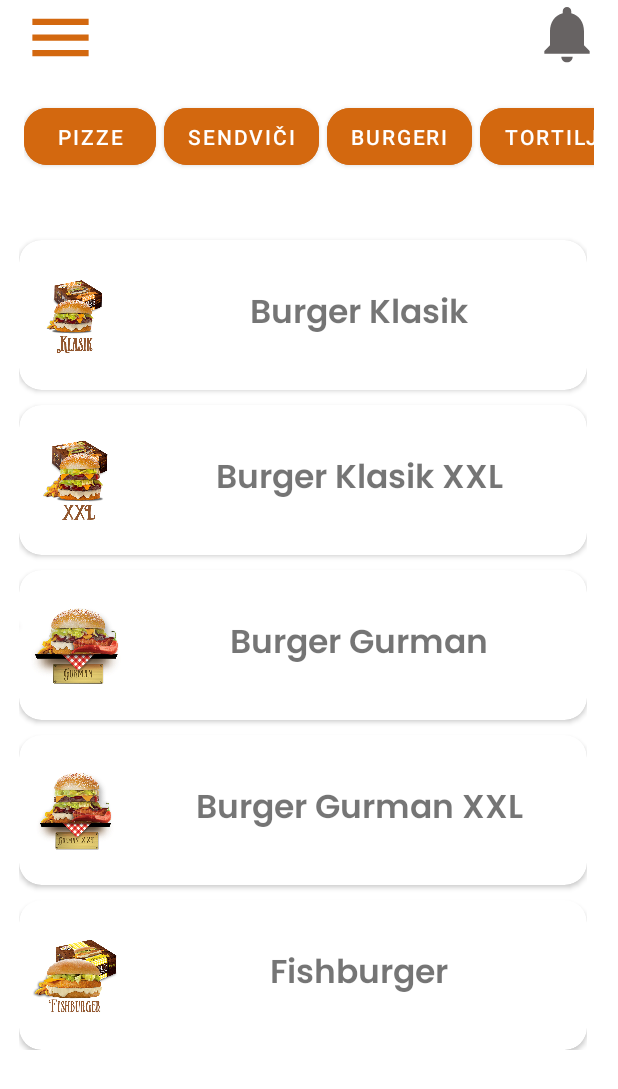
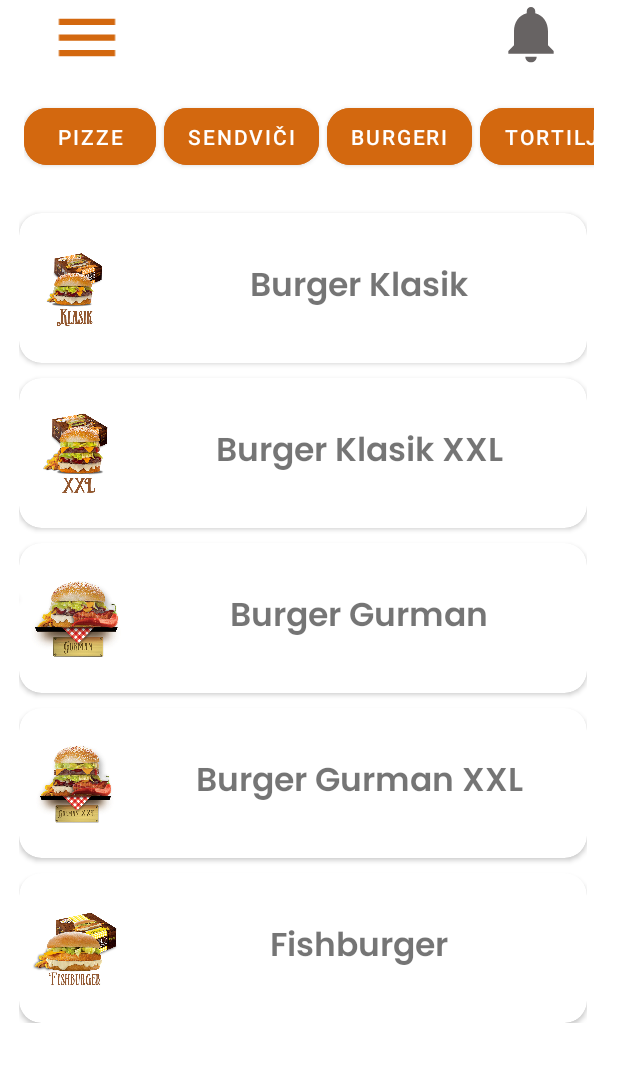
Before and after one commit to kumulonimbus91/Cest_la_vie, an Android app: the MainActivity screen opened directly, with no data from a screen before it, after a tap on "BURGERI", on a phone screen of 412 x 824 dp. Shown: the top 1089 px of the screen. Run offline under Robolectric (Android 15) with nearby library versions, the phone set to English and light mode, and no system bars; our stand-ins replace Dagger/Hilt's generated code, Room's generated code, data binding, navigation-ui.

Commit message:
custom animation

```diff
--- a/app/src/main/res/layout/activity_main.xml
+++ b/app/src/main/res/layout/activity_main.xml
@@ -1,7 +1,7 @@
 <?xml version="1.0" encoding="utf-8"?>
 <layout xmlns:android="http://schemas.android.com/apk/res/android"
-    android:fitsSystemWindows="true"
-    xmlns:app="http://schemas.android.com/apk/res-auto">
+    xmlns:app="http://schemas.android.com/apk/res-auto"
+    android:fitsSystemWindows="true">
 
     <androidx.constraintlayout.widget.ConstraintLayout
         android:layout_width="match_parent"
@@ -11,37 +11,47 @@
             android:id="@+id/ll_go"
             android:layout_width="match_parent"
             android:layout_height="wrap_content"
+            android:orientation="vertical"
+            app:layout_constraintStart_toStartOf="parent"
+            app:layout_constraintEnd_toEndOf="parent"
             app:layout_constraintTop_toTopOf="parent"
-            android:orientation="vertical">
+        >
+
             <LinearLayout
                 android:id="@+id/ll_to_hide"
                 android:layout_width="match_parent"
-                android:layout_height="150dp"
+                android:layout_height="match_parent"
                 android:gravity="top"
                 android:orientation="vertical">
+
                 <LinearLayout
                     android:layout_width="match_parent"
                     android:layout_height="wrap_content"
                     android:orientation="horizontal">
+
                     <ImageView
                         android:id="@+id/img_menu"
-                        android:layout_width="wrap_content"
+                        android:layout_width="0dp"
                         android:layout_height="wrap_content"
                         android:layout_gravity="start"
-                        android:layout_marginStart="15dp"
+                        android:layout_marginEnd="90dp"
+                        android:layout_weight="1"
                         android:src="@drawable/ic_baseline_menu_24"
                         app:layout_constraintStart_toStartOf="@+id/guideline24"
                         app:layout_constraintTop_toTopOf="@+id/guideline22" />
 
                     <ImageView
-                        android:layout_width="wrap_content"
+                        android:layout_width="0dp"
                         android:layout_height="wrap_content"
-                        android:layout_marginStart="290dp"
+                        android:layout_gravity="end"
+                        android:layout_weight="1"
+                        android:layout_marginStart="90dp"
                         android:src="@drawable/ic_baseline_notifications_24"
                         app:layout_constraintEnd_toStartOf="@+id/guideline23"
                         app:layout_constraintTop_toTopOf="@+id/guideline22" />
 
                 </LinearLayout>
+
                 <HorizontalScrollView
                     android:id="@+id/horizontal_scroll"
                     android:layout_width="wrap_content"
@@ -139,10 +149,7 @@
             </LinearLayout>
 
 
-
         </FrameLayout>
-
-
 
 
         <androidx.fragment.app.FragmentContainerView
@@ -158,19 +165,12 @@
             app:navGraph="@navigation/nav_graph" />
 
 
-
-
-
-
-
-
-
         <androidx.constraintlayout.widget.Guideline
             android:id="@+id/guideline22"
             android:layout_width="wrap_content"
             android:layout_height="wrap_content"
             android:orientation="horizontal"
-            app:layout_constraintGuide_percent="0.03" />
+            app:layout_constraintGuide_percent="0.01" />
 
         <androidx.constraintlayout.widget.Guideline
             android:id="@+id/guideline23"
--- a/app/src/main/res/navigation/nav_graph.xml
+++ b/app/src/main/res/navigation/nav_graph.xml
@@ -12,7 +12,8 @@
         tools:layout="@layout/fragment_pizza">
         <action
             android:id="@+id/action_pizzaFragment_to_overviewFragment"
-            app:destination="@id/overviewFragment" />
+            app:destination="@id/overviewFragment"
+            app:enterAnim="@anim/from_bottom" />
 
     </fragment>
     <fragment
@@ -22,7 +23,8 @@
         tools:layout="@layout/fragment_burgers" >
         <action
             android:id="@+id/action_burgersFragment_to_overviewFragment"
-            app:destination="@id/overviewFragment" />
+            app:destination="@id/overviewFragment"
+            app:enterAnim="@anim/from_bottom"/>
 
     </fragment>
     <fragment
@@ -32,7 +34,8 @@
         tools:layout="@layout/fragment_deserts" >
         <action
             android:id="@+id/action_desertsFragment_to_overviewFragment"
-            app:destination="@id/overviewFragment" />
+            app:destination="@id/overviewFragment"
+            app:enterAnim="@anim/from_bottom"/>
 
     </fragment>
     <fragment
@@ -42,7 +45,8 @@
         tools:layout="@layout/fragment_sandwiches" >
         <action
             android:id="@+id/action_sandwichesFragment_to_overviewFragment"
-            app:destination="@id/overviewFragment" />
+            app:destination="@id/overviewFragment"
+            app:enterAnim="@anim/from_bottom"/>
 
     </fragment>
     <fragment
@@ -54,7 +58,9 @@
         <argument
             android:name="Dish"
             app:argType="com.nenad.cestlavieuzice.database.model.Dish" />
-
+        <action
+            android:id="@+id/action_overviewFragment_to_orderFragment"
+            app:destination="@id/orderFragment" />
 
 
     </fragment>
@@ -65,7 +71,8 @@
         tools:layout="@layout/fragment_tortillas" >
         <action
             android:id="@+id/action_tortillasFragment_to_overviewFragment"
-            app:destination="@id/overviewFragment" />
+            app:destination="@id/overviewFragment"
+            app:enterAnim="@anim/from_bottom"/>
 
     </fragment>
     <fragment
@@ -75,7 +82,8 @@
         tools:layout="@layout/fragment_other" >
         <action
             android:id="@+id/action_otherFragment_to_overviewFragment"
-            app:destination="@id/overviewFragment" />
+            app:destination="@id/overviewFragment"
+            app:enterAnim="@anim/from_bottom"/>
 
     </fragment>
     <fragment
```
